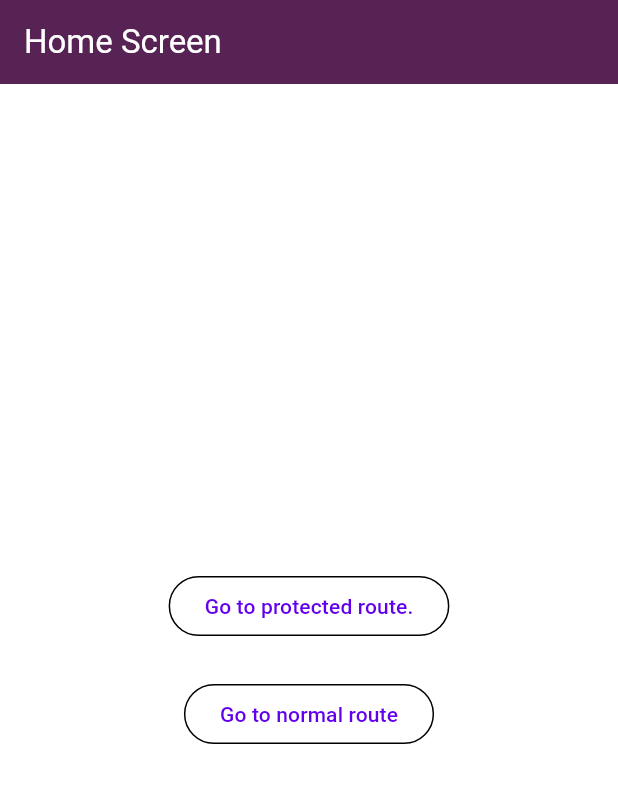
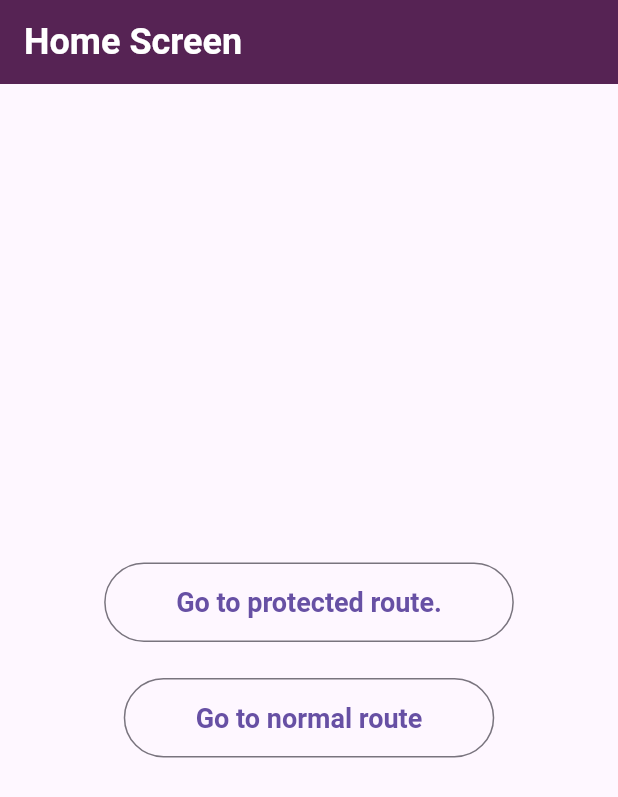
Before and after one commit to kwe92/Simply-Clean-Architecture-Project, a Flutter app: the screen it shows after launch, on a phone screen of 412 x 824 dp. Shown: the top 797 px of the screen. Run offline on Flutter 3.47's test engine with Material 2 defaults, Android fonts, the phone set to English and light mode, and no system bars; our stand-ins replace auto_route, shared_preferences; Roboto replaces fonts that are missing (CircularXX).

Commit message:
update: implementing custom theme

```diff
--- a/lib/main.dart
+++ b/lib/main.dart
@@ -1,6 +1,7 @@
 import 'package:flutter/material.dart';
 import 'package:provider/provider.dart';
 import 'package:working_with_auto_route_guards/app/router/app_router.dart';
+import 'package:working_with_auto_route_guards/app/themes/app_theme.dart';
 import 'package:working_with_auto_route_guards/features/login/ui/login_view_model.dart';
 
 // TODO: Add custom theme
@@ -17,12 +18,7 @@ class _RouteGuardsApp extends StatelessWidget {
   Widget build(BuildContext context) => ChangeNotifierProvider(
         create: (BuildContext context) => LoginScreenViewModel(),
         child: MaterialApp.router(
-          theme: ThemeData(
-            useMaterial3: true,
-            colorScheme: const ColorScheme.light(
-              brightness: Brightness.light,
-            ),
-          ),
+          theme: appTheme,
           routerConfig: _appRouter.config(),
         ),
       );
```
